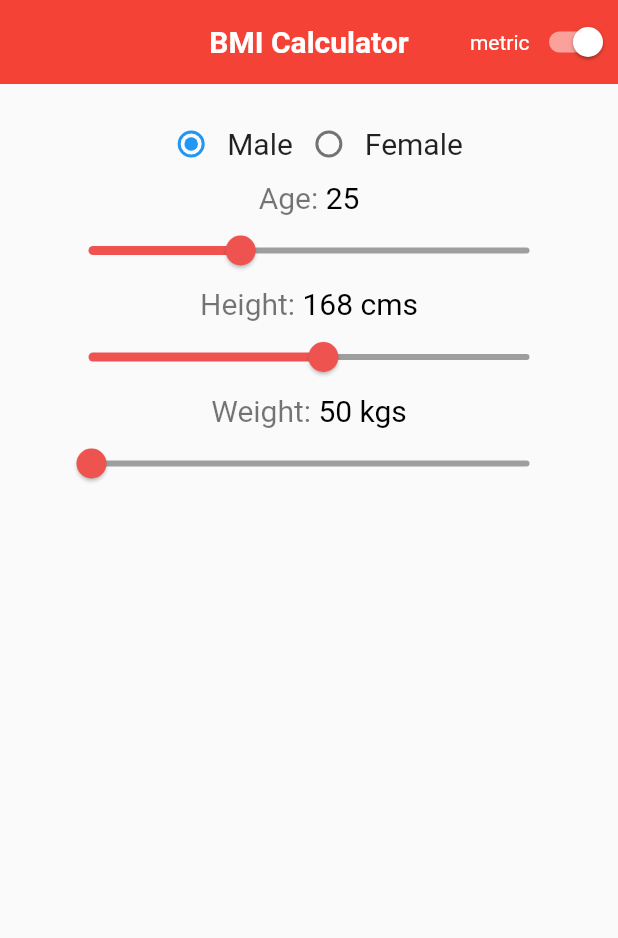
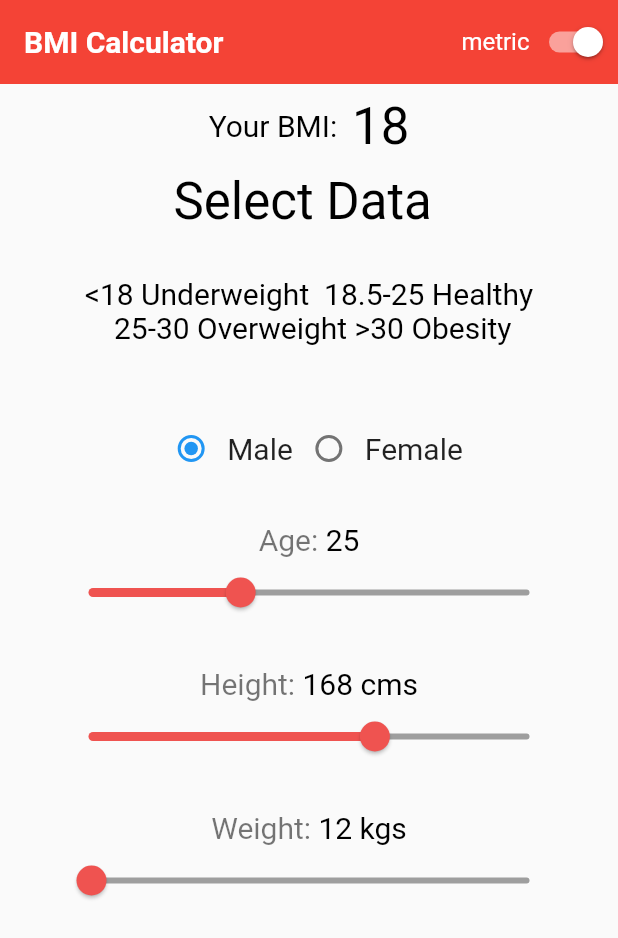
Before and after one commit to AntonyRuby/bmi_calculator, a Flutter app: the screen it shows after launch, on a phone screen of 412 x 824 dp. Shown: the top 938 px of the screen. Run offline on Flutter 3.47's test engine with Material 2 defaults, Android fonts, the phone set to English and light mode, and no system bars.

Commit message:
new changes

```diff
--- a/lib/age.dart
+++ b/lib/age.dart
@@ -1,8 +1,11 @@
 import 'dart:ui';
 import 'package:flutter/material.dart';
 
+class AgeSelection extends StatefulWidget {
+  final callback;
 
-class AgeSelection extends StatefulWidget {
+  AgeSelection({Key key, @required this.callback}) : super(key: key);
+
   @override
   _AgeSelectionState createState() => _AgeSelectionState();
 }
@@ -12,8 +15,8 @@ class _AgeSelectionState extends State<AgeSelection> {
 
   @override
   Widget build(BuildContext context) {
-      return Column(
-    children: <Widget>[
+    // var data = json.decode(snapshot.data["bmi_chart"].toString());
+    return Column(children: <Widget>[
       Row(
         mainAxisAlignment: MainAxisAlignment.center,
         children: [
@@ -21,7 +24,8 @@ class _AgeSelectionState extends State<AgeSelection> {
             "Age: ",
             style: TextStyle(fontSize: 20, color: Colors.black54),
           ),
-          Text(age.round().toString(),
+          Text(
+            age.round().toString(),
             style: Theme.of(context).textTheme.bodyText1,
           ),
         ],
@@ -35,6 +39,7 @@ class _AgeSelectionState extends State<AgeSelection> {
             onChanged: (value) {
               setState(() {
                 age = value.truncateToDouble();
+                widget.callback({"age": age});
               });
             },
             divisions: 70,
--- a/lib/gender.dart
+++ b/lib/gender.dart
@@ -1,6 +1,10 @@
 import 'package:flutter/material.dart';
 
 class GenderSelection extends StatefulWidget {
+  final callback;
+
+  GenderSelection({Key key, @required this.callback}) : super(key: key);
+
   @override
   GenderSelectionState createState() => GenderSelectionState();
 }
@@ -8,6 +12,7 @@ class GenderSelection extends StatefulWidget {
 class GenderSelectionState extends State<GenderSelection> {
   String gender = 'Male';
   int id = 1;
+
   @override
   Widget build(BuildContext context) {
     return Row(
@@ -20,6 +25,7 @@ class GenderSelectionState extends State<GenderSelection> {
             setState(() {
               gender = 'Male';
               id = 1;
+              widget.callback({"gender": gender});
             });
           },
         ),
@@ -35,6 +41,7 @@ class GenderSelectionState extends State<GenderSelection> {
             setState(() {
               gender = 'Female';
               id = 2;
+              widget.callback({"gender": gender});
             });
           },
         ),
--- a/lib/height.dart
+++ b/lib/height.dart
@@ -21,8 +21,10 @@ double kgToLbs(double weight) {
 
 class HeightSelection extends StatefulWidget {
   final String units;
+  final callback;
 
-  HeightSelection({Key key, @required this.units}) : super(key: key);
+  HeightSelection({Key key, @required this.units, @required this.callback})
+      : super(key: key);
 
   @override
   _HeightSelectionState createState() => _HeightSelectionState();
@@ -59,14 +61,17 @@ class _HeightSelectionState extends State<HeightSelection> {
             padding: const EdgeInsets.fromLTRB(35, 0, 35, 0),
             child: Slider(
               value: height,
-              min: 50,
-              max: 272,
+              min: 31,
+              max: 241,
               onChanged: (value) {
                 setState(() {
                   height = value.truncateToDouble();
+                  heightFeet = cmToFeet(height);
+                  heightInch = cmToInch(height);
+                  widget.callback({"height": height});
                 });
               },
-              divisions: 272,
+              divisions: 241,
               label: height.toString(),
               activeColor: Colors.red[400],
               inactiveColor: Colors.grey,
@@ -78,27 +83,31 @@ class _HeightSelectionState extends State<HeightSelection> {
               Slider(
                 value: heightFeet,
                 min: 1,
-                max: 9,
+                max: 7,
                 onChanged: (val) {
                   setState(() {
                     height = feetToCm(val, heightInch);
+                    heightFeet = val;
+                    widget.callback({"height": height});
                   });
                 },
-                divisions: 9,
+                divisions: 7,
                 label: heightFeet.toString(),
                 activeColor: Colors.red[400],
                 inactiveColor: Colors.grey,
               ),
               Slider(
                 value: heightInch,
-                min: 6,
-                max: 12,
+                min: 0,
+                max: 11,
                 onChanged: (val) {
                   setState(() {
                     height = feetToCm(heightFeet, val);
+                    heightInch = val;
+                    widget.callback({"height": height});
                   });
                 },
-                divisions: 12,
+                divisions: 11,
                 label: heightInch.toString(),
                 activeColor: Colors.red[400],
                 inactiveColor: Colors.grey,
--- a/lib/main.dart
+++ b/lib/main.dart
@@ -1,6 +1,7 @@
 import 'dart:ui';
 import 'package:bmi_calculator/portraitView.dart';
 import 'package:flutter/material.dart';
+// import 'package:bmi_calculator/landscapeview.dart';
 
 void main() {
   runApp(MaterialApp(
@@ -40,26 +41,36 @@ class _HomepageState extends State<Homepage> {
   String result = "Select Data";
   bool metric = true;
 
+  // Future<Map<String, String>> loadAssets() async {
+  //   final bmi =
+  //       await DefaultAssetBundle.of(context).loadString('asset/bmi_chart.json');
+
+  //   return {'bmi': bmi};
+  // }
+
   @override
   Widget build(BuildContext context) {
     Orientation orientation = MediaQuery.of(context).orientation;
-    Widget body = portraitView(metric ? "metric" : "imperial");
+    Widget body = PortraitView(units: metric ? "metric" : "imperial");
     if (orientation == Orientation.landscape) {
       body = Text("");
-      //landscapeView();
+      // landscapeView();
     }
 
     return Scaffold(
       appBar: AppBar(
-        centerTitle: true,
         title: Text(
           "BMI Calculator",
           style: Theme.of(context).textTheme.headline6,
+          textAlign: TextAlign.left,
         ),
         actions: [
           Row(
             children: [
-              Text(metric ? "metric" : "imperial"),
+              Text(
+                metric ? "metric" : "imperial",
+                style: TextStyle(fontSize: 16),
+              ),
               Switch(
                 value: metric,
                 onChanged: (value) {
--- a/lib/portraitView.dart
+++ b/lib/portraitView.dart
@@ -1,17 +1,87 @@
 import 'package:bmi_calculator/gender.dart';
+import 'package:bmi_calculator/result.dart';
 import 'package:flutter/material.dart';
 import 'height.dart';
 import 'weight.dart';
 import 'age.dart';
 
-Widget portraitView(String units) {
-  return Padding(
-    padding: const EdgeInsets.fromLTRB(0, 16, 0, 16),
-    child: Column(children: [
-      GenderSelection(),
-      AgeSelection(),
-      HeightSelection(units: units),
-      WeightSelection(units: units)
-    ]),
-  );
+class PortraitView extends StatefulWidget {
+  final units;
+  PortraitView({Key key, @required this.units}) : super(key: key);
+
+  @override
+  _PortraitViewState createState() => _PortraitViewState();
 }
+
+class _PortraitViewState extends State<PortraitView> {
+  double bmi = 0;
+  double height = 168;
+  double weight = 50;
+  double age = 25;
+  var gender = "";
+
+  // var data = json.decode(snapshot.data["bmi"].toString());
+
+  void redraw(Map<String, double> change) {
+    setState(() {
+      if (change.containsKey("gender")) {
+        gender = change["gender"] as String;
+      } else if (change.containsKey("age")) {
+        age = change["age"];
+      } else if (change.containsKey("height")) {
+        height = change["height"];
+      } else if (change.containsKey("weight")) {
+        weight = change["weight"];
+      }
+
+      // if (age <=19) {
+      //   // var data = json.decode(snapshot.data["bmi"].toString());
+      // } else if (
+
+      bmi = weight / ((height / 100) * (height / 100));
+      // if (bmi >= 18.5 && bmi <= 25) {
+      //   condition = "Normal";
+      // } else if (bmi > 25 && bmi <= 30) {
+      //   condition = "Overweight";
+      // } else if (bmi > 30) {
+      //   condition = "Obesity";
+      // } else {
+      //   condition = "Underweight";
+      // }
+    });
+  }
+
+  @override
+  Widget build(BuildContext context) {
+    redraw({});
+    return Padding(
+      padding: const EdgeInsets.fromLTRB(0, 8, 0, 8),
+      child: Column(children: [
+        Result(bmi: bmi.round()),
+        SizedBox(
+          height: 45,
+        ),
+        GenderSelection(
+          callback: redraw,
+        ),
+        SizedBox(
+          height: 25,
+        ),
+        AgeSelection(
+          callback: redraw,
+        ),
+        SizedBox(
+          height: 25,
+        ),
+        HeightSelection(units: widget.units, callback: redraw),
+        SizedBox(
+          height: 25,
+        ),
+        WeightSelection(units: widget.units, callback: redraw),
+        SizedBox(
+          height: 25,
+        ),
+      ]),
+    );
+  }
+}
--- a/lib/result.dart
+++ b/lib/result.dart
@@ -1,29 +1,31 @@
 import 'package:flutter/material.dart';
 
 class Result extends StatefulWidget {
-  final bmi;
-
-  Result({this.bmi});
+  final int bmi;
+  Result({Key key, @required this.bmi}) : super(key: key);
 
   @override
   _ResultState createState() => _ResultState();
 }
 
 class _ResultState extends State<Result> {
-  String _condition = "Select Data";
+  String condition = "Select Data";
 
-  int _bmi = 0;
+  // String condition =  if (bmi >= 18.5 && bmi <= 25) {
+  //           condition = "Normal";
+  //         } else if (bmi > 25 && bmi <= 30) {
+  //           condition = "Overweight";
+  //         } else if (bmi > 30) {
+  //           condition = "Obesity";
+  //         } else {
+  //           condition = "Underweight";
+  //         }
 
   @override
   Widget build(BuildContext context) {
-    return Scaffold(
-      body: Column(
-        crossAxisAlignment: CrossAxisAlignment.center,
-        mainAxisAlignment: MainAxisAlignment.center,
+    return Column(
       children: [
-          Padding(
-            padding: const EdgeInsets.all(16.0),
-            child: Row(
+        Row(
           mainAxisAlignment: MainAxisAlignment.center,
           children: [
             Text(
@@ -31,51 +33,37 @@ class _ResultState extends State<Result> {
               style: Theme.of(context).textTheme.bodyText1,
             ),
             Text(
-                  "$_bmi ",
+              widget.bmi.toString(),
               style: Theme.of(context).textTheme.headline4,
             ),
           ],
         ),
+        SizedBox(
+          height: 10,
         ),
-          Padding(
-            padding: const EdgeInsets.all(16.0),
-            child: Text(
-              "$_condition ",
+        Text(
+          "$condition ",
+          //   if (bmi >= 18.5 && bmi <= 25) {
+          //   condition = "Normal";
+          // } else if (bmi > 25 && bmi <= 30) {
+          //   condition = "Overweight";
+          // } else if (bmi > 30) {
+          //   condition = "Obesity";
+          // } else {
+          //   condition = "Underweight";
+          // }
+
           style: Theme.of(context).textTheme.headline4,
         ),
+        SizedBox(
+          height: 30,
         ),
-          Padding(
-            padding: const EdgeInsets.all(16.0),
-            child: Text(
+        Text(
           "<18 Underweight  18.5-25 Healthy \n 25-30 Overweight >30 Obesity",
           style: Theme.of(context).textTheme.bodyText1,
           textAlign: TextAlign.center,
         ),
-          ),
-          Padding(
-            padding: const EdgeInsets.all(16.0),
-            child: Container(
-                child: ClipRRect(
-                    borderRadius: BorderRadius.circular(30),
-                    child: FlatButton.icon(
-                      onPressed: () {
-                        Navigator.pop(context);
-                      },
-                      icon: Icon(
-                        Icons.favorite,
-                        color: Colors.white,
-                      ),
-                      label: Text(
-                        "Re-Calculate",
-                        style: Theme.of(context).textTheme.button,
-                      ),
-                      color: Colors.pink,
-                      padding:
-                          EdgeInsets.symmetric(vertical: 15, horizontal: 40),
-                    ))),
-          )
       ],
-      ),
     );
   }
 }
--- a/lib/weight.dart
+++ b/lib/weight.dart
@@ -2,7 +2,7 @@ import 'dart:ui';
 import 'package:flutter/material.dart';
 
 double kgToLbs(double weight) {
-  return (weight * 0.453592).roundToDouble();
+  return (weight / 0.453592).roundToDouble();
 }
 
 double lbToKgs(double weight) {
@@ -11,15 +11,17 @@ double lbToKgs(double weight) {
 
 class WeightSelection extends StatefulWidget {
   final String units;
+  final callback;
 
-  WeightSelection({Key key, @required this.units}) : super(key: key);
+  WeightSelection({Key key, @required this.units, @required this.callback})
+      : super(key: key);
 
   @override
   _WeightSelectionState createState() => _WeightSelectionState();
 }
 
 class _WeightSelectionState extends State<WeightSelection> {
-  double weight = 50;
+  double weight = 12;
 
   @override
   Widget build(BuildContext context) {
@@ -44,11 +46,12 @@ class _WeightSelectionState extends State<WeightSelection> {
             padding: const EdgeInsets.fromLTRB(35, 0, 35, 0),
             child: Slider(
               value: weight,
-              min: 50,
+              min: 12,
               max: 150,
               onChanged: (value) {
                 setState(() {
                   weight = value.truncateToDouble();
+                  widget.callback({"weight": weight});
                 });
               },
               divisions: 150,
@@ -62,11 +65,12 @@ class _WeightSelectionState extends State<WeightSelection> {
             child: Column(children: [
               Slider(
                 value: kgToLbs(weight),
-                min: 110,
+                min: 26,
                 max: 331,
                 onChanged: (val) {
                   setState(() {
                     weight = lbToKgs(val);
+                    widget.callback({"weight": weight});
                   });
                 },
                 divisions: 331,
```
Also changed, not shown: lib/landscapeview.dart (added, +81 -0 lines). Lines whose indentation alone changed are shown as unchanged.
